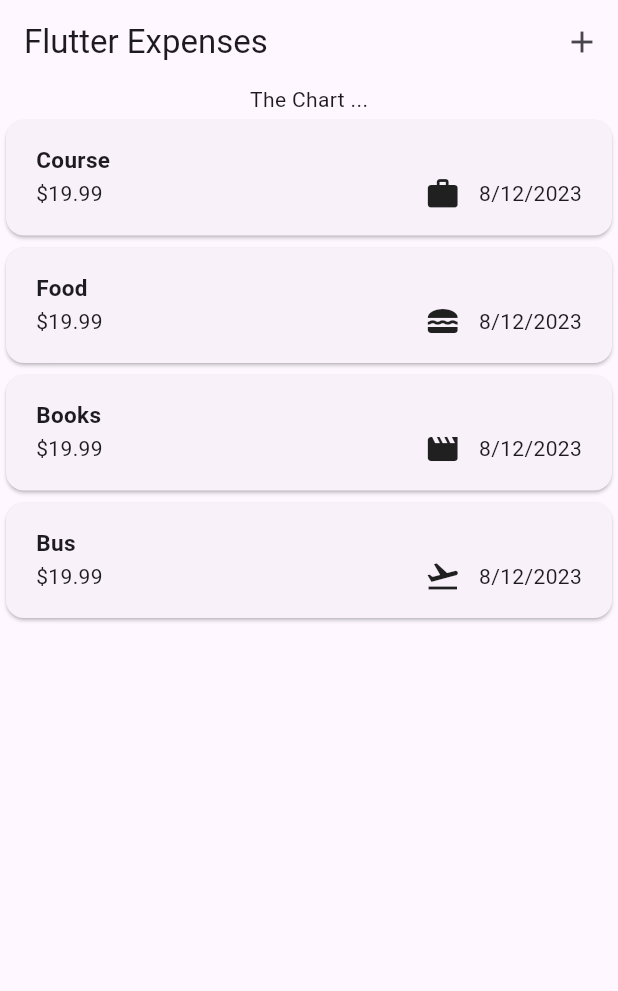
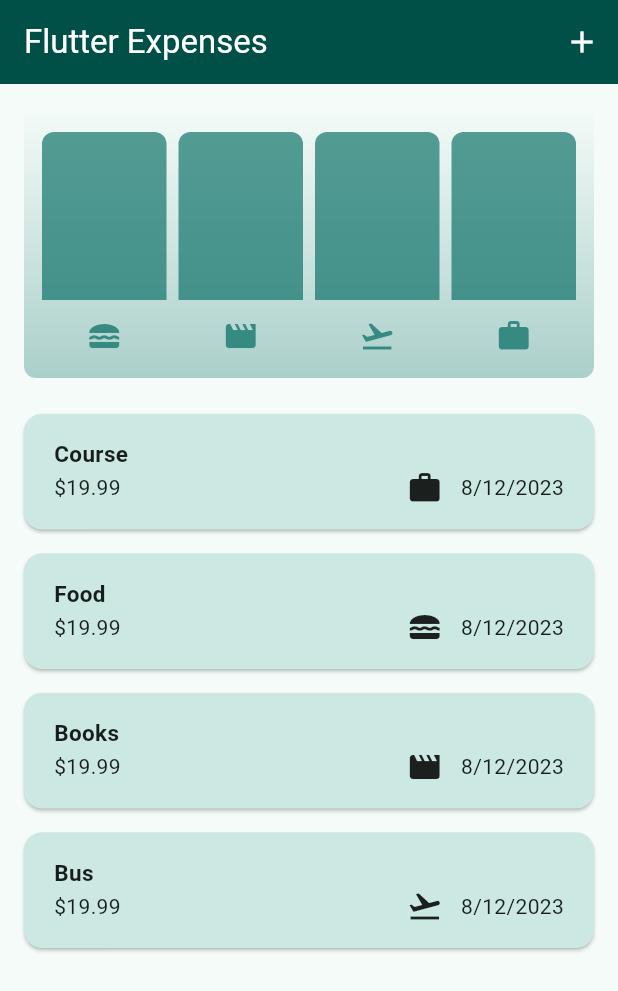
Before and after one commit to rituparna-ui/flutter-expenses, a Flutter app: the screen it shows after launch, on a phone screen of 412 x 824 dp. Shown: the top 991 px of the screen. Run offline on Flutter 3.47's test engine with Material 2 defaults, Android fonts, the phone set to English and light mode, and no system bars.

Commit message:
Theming and charts complete

```diff
--- a/lib/expenses.dart
+++ b/lib/expenses.dart
@@ -1,6 +1,7 @@
 import 'package:expense_tracker/expenses_list.dart';
 import 'package:expense_tracker/models/expense.dart';
-import 'package:expense_tracker/models/new_expense.dart';
+import 'package:expense_tracker/new_expense.dart';
+import 'package:expense_tracker/widgets/chart/chart.dart';
 import 'package:flutter/material.dart';
 
 class Expenses extends StatefulWidget {
@@ -104,7 +105,7 @@ class _ExpensesState extends State<Expenses> {
       ),
       body: Column(
         children: [
-          const Text("The Chart ..."),
+          Chart(expenses: expenses),
           Expanded(
             child: mainContent,
           ),
--- a/lib/expenses_list.dart
+++ b/lib/expenses_list.dart
@@ -19,6 +19,15 @@ class ExpensesList extends StatelessWidget {
           onDismissed: (direction) {
             removeExpense(expenses[index]);
           },
+          background: Container(
+            // color: Theme.of(context).colorScheme.error,
+            margin: EdgeInsets.symmetric(
+              horizontal: Theme.of(context).cardTheme.margin!.horizontal,
+            ),
+            decoration: BoxDecoration(
+              color: Theme.of(context).colorScheme.error.withOpacity(0.75),
+            ),
+          ),
           direction: DismissDirection.endToStart,
           child: ExpenseListItem(expenses[index]),
         );
--- a/lib/main.dart
+++ b/lib/main.dart
@@ -1,5 +1,14 @@
 import 'package:expense_tracker/expenses.dart';
 import 'package:flutter/material.dart';
+
+var kColorScheme = ColorScheme.fromSeed(
+  seedColor: Colors.teal,
+);
+
+var kDarkColorScheme = ColorScheme.fromSeed(
+  seedColor: Colors.teal,
+  brightness: Brightness.dark,
+);
 
 void main() {
   runApp(const MyApp());
@@ -12,11 +21,39 @@ class MyApp extends StatelessWidget {
   @override
   Widget build(BuildContext context) {
     return MaterialApp(
-      title: 'Flutter Demo',
+      title: 'Flutter Expenses',
+      darkTheme: ThemeData.dark().copyWith(
+        colorScheme: kDarkColorScheme,
+        cardTheme: const CardTheme().copyWith(
+          margin: const EdgeInsets.symmetric(horizontal: 16, vertical: 8),
+          color: kDarkColorScheme.secondaryContainer,
+        ),
+        elevatedButtonTheme: ElevatedButtonThemeData(
+          style: ElevatedButton.styleFrom(
+            backgroundColor: kDarkColorScheme.primaryContainer,
+            foregroundColor: kDarkColorScheme.onPrimaryContainer,
+          ),
+        ),
+      ),
       theme: ThemeData(
-        colorScheme: ColorScheme.fromSeed(seedColor: Colors.deepPurple),
+        colorScheme: kColorScheme,
         useMaterial3: true,
+        appBarTheme: const AppBarTheme().copyWith(
+          backgroundColor: kColorScheme.onPrimaryContainer,
+          foregroundColor: kColorScheme.onPrimary,
+        ),
+        cardTheme: const CardTheme().copyWith(
+          margin: const EdgeInsets.symmetric(horizontal: 16, vertical: 8),
+          color: kColorScheme.secondaryContainer,
+        ),
+        elevatedButtonTheme: ElevatedButtonThemeData(
+          style: ElevatedButton.styleFrom(
+            backgroundColor: kColorScheme.primaryContainer,
+            foregroundColor: kColorScheme.onPrimaryContainer,
+          ),
+        ),
       ),
+      themeMode: ThemeMode.system,
       home: const Root(),
     );
   }
--- a/lib/models/expense.dart
+++ b/lib/models/expense.dart
@@ -38,3 +38,24 @@ class Expense {
     return intl.format(date);
   }
 }
+
+class ExpenseBucket {
+  final List<Expense> expenses;
+  final Category category;
+
+  ExpenseBucket({required this.expenses, required this.category});
+
+  ExpenseBucket.forCategory(List<Expense> allExpenses, this.category)
+      : expenses =
+            allExpenses.where((exp) => exp.category == category).toList();
+
+  double get totalExpenses {
+    double sum = 0;
+
+    for (final expense in expenses) {
+      sum += expense.amount;
+    }
+
+    return sum;
+  }
+}
--- /dev/null
+++ b/lib/widgets/chart/chart.dart
@@ -0,0 +1,95 @@
+import 'package:expense_tracker/widgets/chart/chart_bar.dart';
+import 'package:flutter/material.dart';
+
+import 'package:expense_tracker/models/expense.dart';
+
+class Chart extends StatelessWidget {
+  const Chart({super.key, required this.expenses});
+
+  final List<Expense> expenses;
+
+  List<ExpenseBucket> get buckets {
+    return [
+      ExpenseBucket.forCategory(expenses, Category.food),
+      ExpenseBucket.forCategory(expenses, Category.leisure),
+      ExpenseBucket.forCategory(expenses, Category.travel),
+      ExpenseBucket.forCategory(expenses, Category.work),
+    ];
+  }
+
+  double get maxTotalExpense {
+    double maxTotalExpense = 0;
+
+    for (final bucket in buckets) {
+      if (bucket.totalExpenses > maxTotalExpense) {
+        maxTotalExpense = bucket.totalExpenses;
+      }
+    }
+
+    return maxTotalExpense;
+  }
+
+  @override
+  Widget build(BuildContext context) {
+    final isDarkMode =
+        MediaQuery.of(context).platformBrightness == Brightness.dark;
+    return Container(
+      margin: const EdgeInsets.all(16),
+      padding: const EdgeInsets.symmetric(
+        vertical: 16,
+        horizontal: 8,
+      ),
+      width: double.infinity,
+      height: 180,
+      decoration: BoxDecoration(
+        borderRadius: BorderRadius.circular(8),
+        gradient: LinearGradient(
+          colors: [
+            Theme.of(context).colorScheme.primary.withOpacity(0.3),
+            Theme.of(context).colorScheme.primary.withOpacity(0.0)
+          ],
+          begin: Alignment.bottomCenter,
+          end: Alignment.topCenter,
+        ),
+      ),
+      child: Column(
+        children: [
+          Expanded(
+            child: Row(
+              crossAxisAlignment: CrossAxisAlignment.end,
+              children: [
+                for (final bucket in buckets) // alternative to map()
+                  ChartBar(
+                    fill: bucket.totalExpenses == 0
+                        ? 0
+                        : bucket.totalExpenses / maxTotalExpense,
+                  )
+              ],
+            ),
+          ),
+          const SizedBox(height: 12),
+          Row(
+            children: buckets
+                .map(
+                  (bucket) => Expanded(
+                    child: Padding(
+                      padding: const EdgeInsets.symmetric(horizontal: 4),
+                      child: Icon(
+                        categoryIcons[bucket.category],
+                        color: isDarkMode
+                            ? Theme.of(context).colorScheme.secondary
+                            : Theme.of(context)
+                                .colorScheme
+                                .primary
+                                .withOpacity(0.7),
+                      ),
+                    ),
+                  ),
+                )
+                .toList(),
+          )
+        ],
+      ),
+    );
+  }
+}
--- /dev/null
+++ b/lib/widgets/chart/chart_bar.dart
@@ -0,0 +1,34 @@
+import 'package:flutter/material.dart';
+
+class ChartBar extends StatelessWidget {
+  const ChartBar({
+    super.key,
+    required this.fill,
+  });
+
+  final double fill;
+
+  @override
+  Widget build(BuildContext context) {
+    final isDarkMode =
+        MediaQuery.of(context).platformBrightness == Brightness.dark;
+    return Expanded(
+      child: Padding(
+        padding: const EdgeInsets.symmetric(horizontal: 4),
+        child: FractionallySizedBox(
+          heightFactor: fill,
+          child: DecoratedBox(
+            decoration: BoxDecoration(
+              shape: BoxShape.rectangle,
+              borderRadius:
+                  const BorderRadius.vertical(top: Radius.circular(8)),
+              color: isDarkMode
+                  ? Theme.of(context).colorScheme.secondary
+                  : Theme.of(context).colorScheme.primary.withOpacity(0.65),
+            ),
+          ),
+        ),
+      ),
+    );
+  }
+}
```
Also changed, not shown: lib/new_expense.dart (renamed from lib/models/new_expense.dart).
